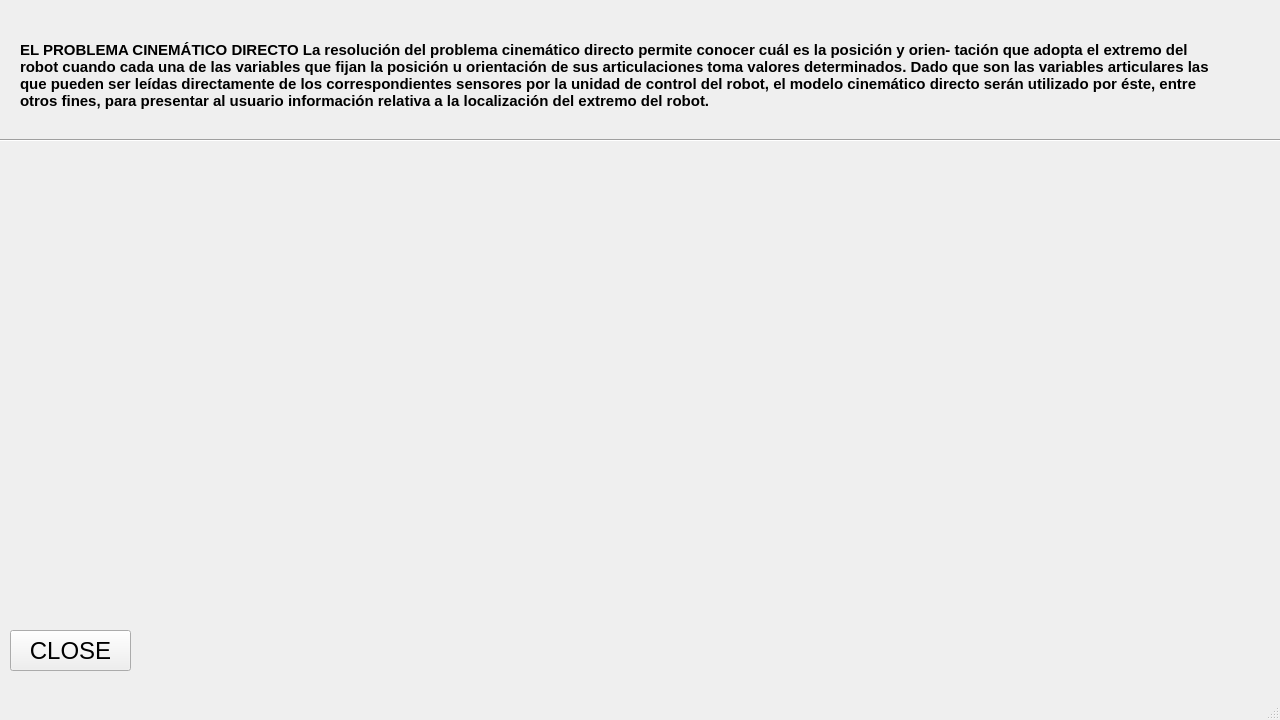
Before: the Qt Designer form secondwindow.ui in myalfred03/guiqmake, drawn with Qt 5.
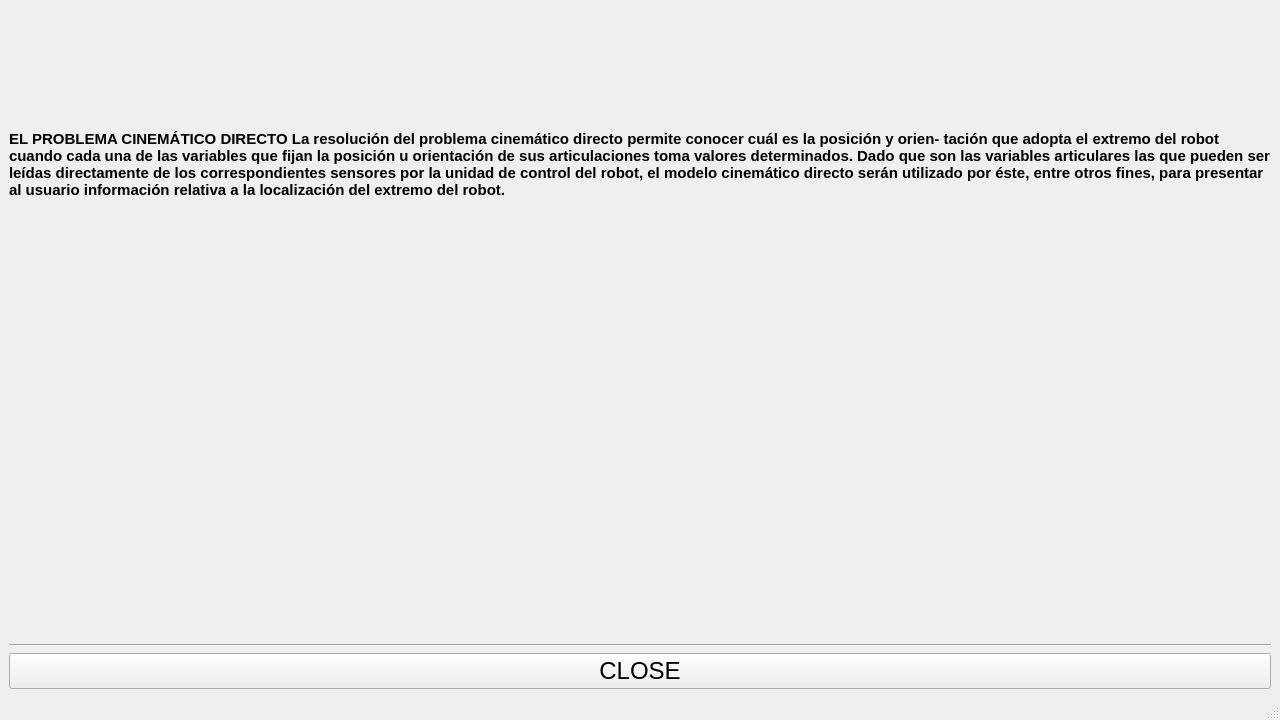
After: the same form once the commit is applied.

Diff of the .ui file:
```diff
--- a/secondwindow.ui
+++ b/secondwindow.ui
@@ -14,15 +14,11 @@
    <string>MainWindow</string>
   </property>
   <widget class="QWidget" name="centralwidget">
+   <layout class="QGridLayout" name="gridLayout">
+    <item row="4" column="1">
+     <layout class="QGridLayout" name="gridLayout_3">
+      <item row="4" column="0">
    <widget class="QPushButton" name="pushButton">
-    <property name="geometry">
-     <rect>
-      <x>10</x>
-      <y>630</y>
-      <width>121</width>
-      <height>41</height>
-     </rect>
-    </property>
     <property name="font">
      <font>
       <pointsize>18</pointsize>
@@ -32,28 +28,16 @@
      <string>CLOSE</string>
     </property>
    </widget>
+      </item>
+      <item row="2" column="0">
    <widget class="Line" name="line">
-    <property name="geometry">
-     <rect>
-      <x>0</x>
-      <y>130</y>
-      <width>1281</width>
-      <height>20</height>
-     </rect>
-    </property>
     <property name="orientation">
      <enum>Qt::Horizontal</enum>
     </property>
    </widget>
+      </item>
+      <item row="0" column="0">
    <widget class="QLabel" name="label_6">
-    <property name="geometry">
-     <rect>
-      <x>20</x>
-      <y>20</y>
-      <width>1201</width>
-      <height>111</height>
-     </rect>
-    </property>
     <property name="font">
      <font>
       <pointsize>11</pointsize>
@@ -74,19 +58,17 @@
      <bool>true</bool>
     </property>
    </widget>
+      </item>
+      <item row="1" column="0">
    <widget class="QLabel" name="label">
-    <property name="geometry">
-     <rect>
-      <x>350</x>
-      <y>180</y>
-      <width>641</width>
-      <height>381</height>
-     </rect>
-    </property>
     <property name="text">
      <string/>
     </property>
    </widget>
+      </item>
+     </layout>
+    </item>
+   </layout>
   </widget>
   <widget class="QMenuBar" name="menubar">
    <property name="geometry">
```
Lines whose indentation alone changed are shown as unchanged.
